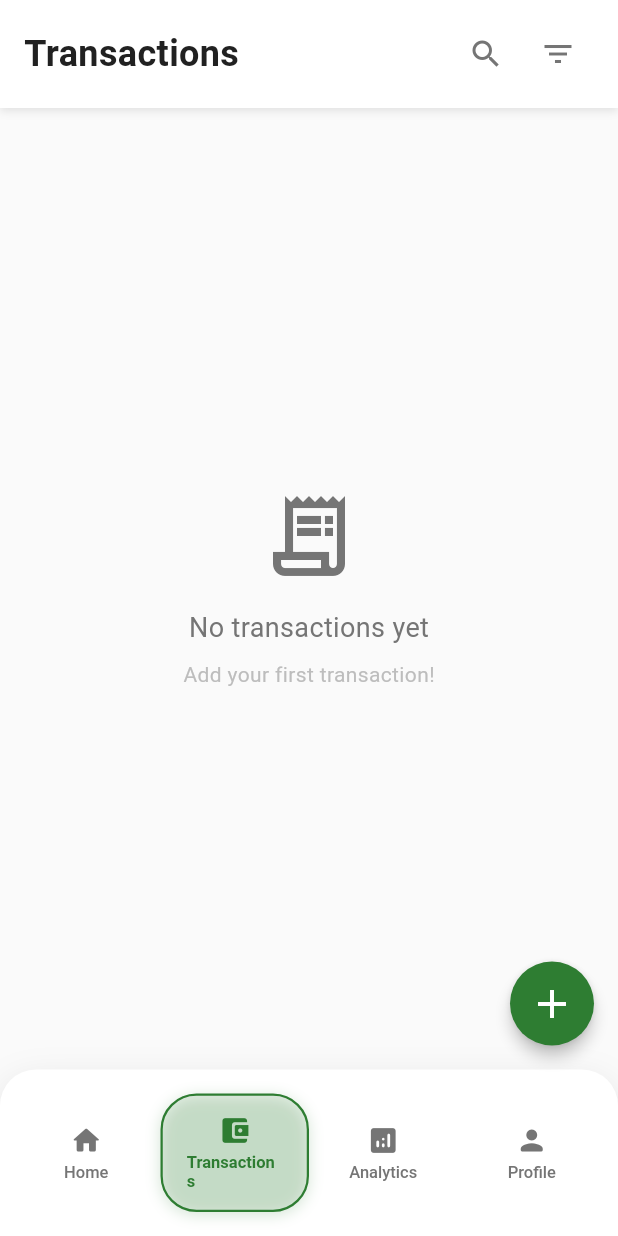
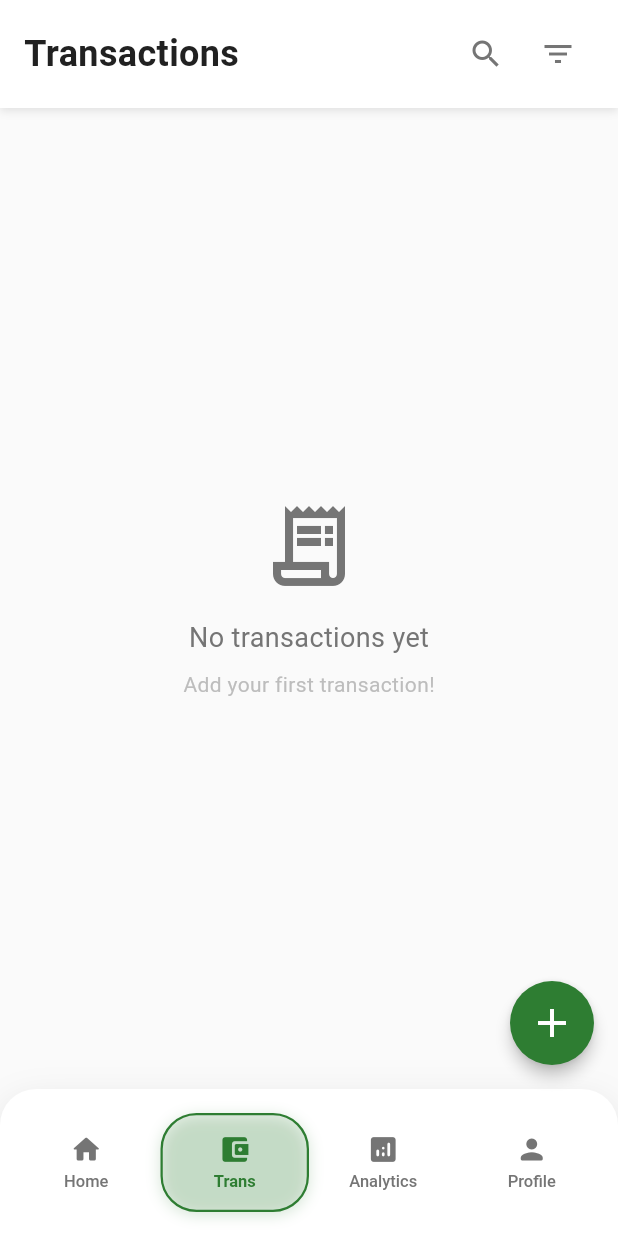
Before and after one commit to thq5601/money_manager, a Flutter app: the _HomeScreenView screen opened directly, item 2 of the bottom bar chosen, on a phone screen of 412 x 824 dp. Run offline on Flutter 3.47's test engine with Material 3 defaults, Android fonts, the phone set to English and light mode, and no system bars; our stand-ins replace cloud_firestore, equatable, firebase_auth, firebase_core, flutter_bloc, flutter_slidable and 2 more; accounts and stored records are empty.

Commit message:
Shorten label for Transactions in bottom navigation bar

```diff
--- a/lib/widgets/bottom_navigation_bar.dart
+++ b/lib/widgets/bottom_navigation_bar.dart
@@ -52,7 +52,7 @@ class CustomBottomNavigationBar extends StatelessWidget {
                     {'icon': Icons.home_rounded, 'label': 'Home'},
                     {
                       'icon': Icons.account_balance_wallet_rounded,
-                      'label': 'Transactions',
+                      'label': 'Trans',
                     },
                     {'icon': Icons.analytics_rounded, 'label': 'Analytics'},
                     {'icon': Icons.person_rounded, 'label': 'Profile'},
@@ -166,7 +166,7 @@ class FloatingBottomNavigationBar extends StatelessWidget {
             Expanded(
               child: _buildNavItem(
                 icon: Icons.account_balance_wallet_rounded,
-                label: 'Transactions',
+                label: 'Trans',
                 index: 1,
                 isSelected: currentIndex == 1,
               ),
```
